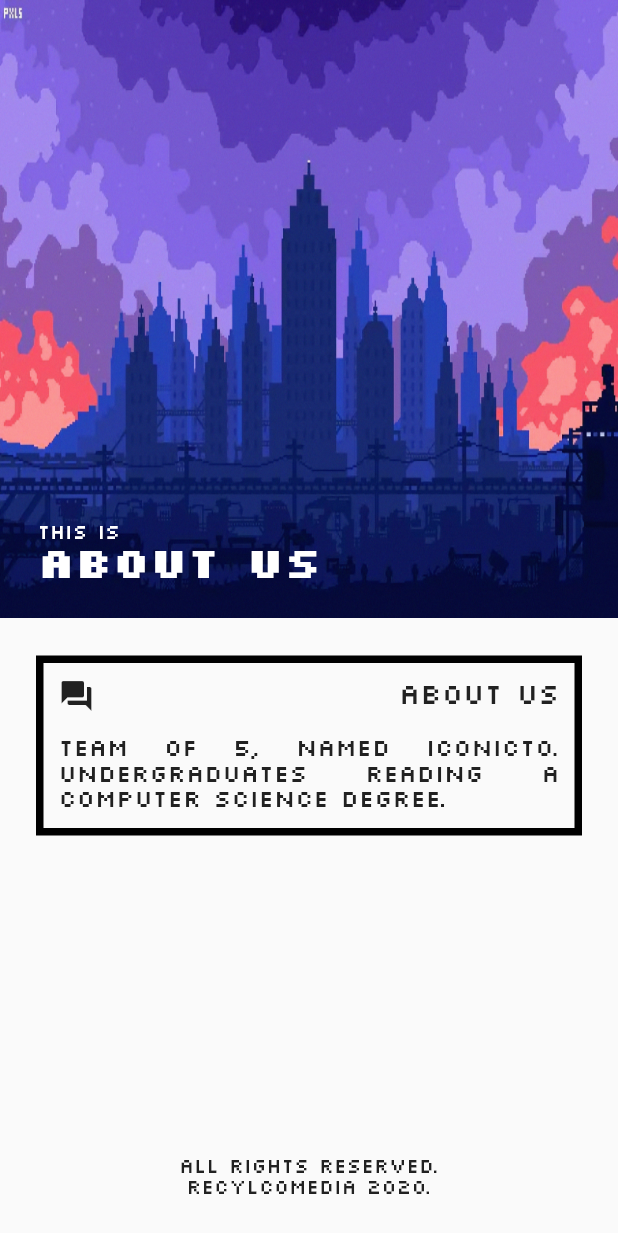
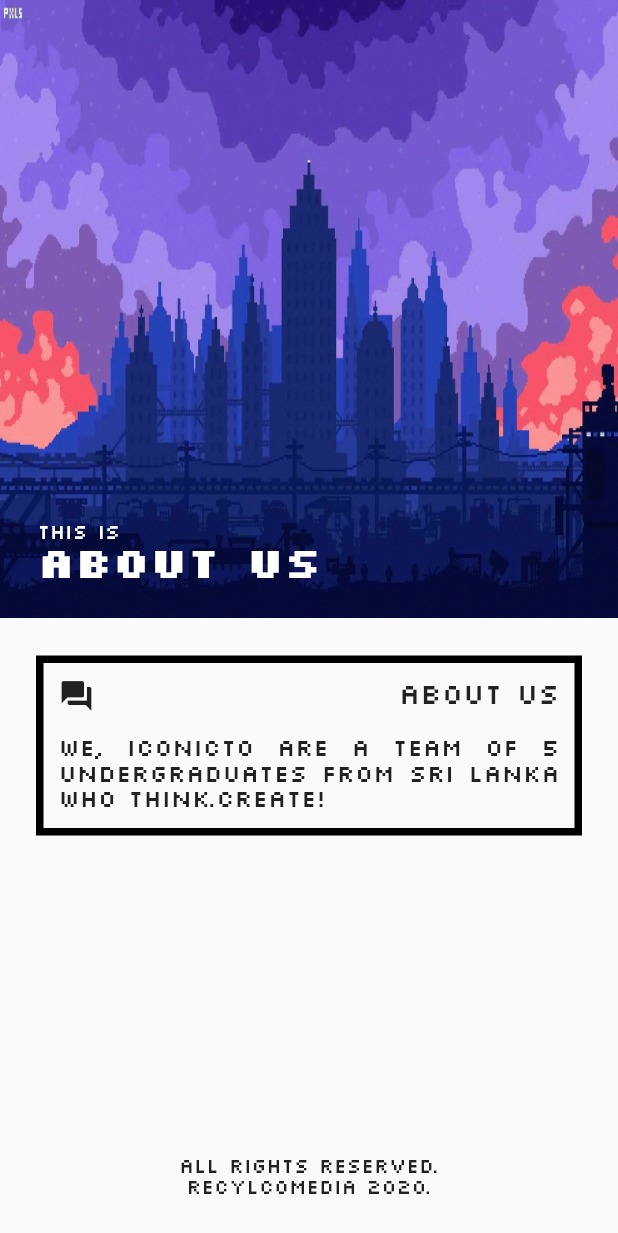
Before and after one commit to Iconicto/recyclomedia, a Flutter app: the AboutUsPage screen opened directly, on a phone screen of 412 x 824 dp. Shown: the top 1233 px of the screen. Run offline on Flutter 3.47's test engine with Material 2 defaults, Android fonts, the phone set to English and light mode, and no system bars; our stand-ins replace audioplayers, dio.

Commit message:
Content edit in about page

```diff
--- a/recyclomedia/lib/pages/aboutus.page.dart
+++ b/recyclomedia/lib/pages/aboutus.page.dart
@@ -97,7 +97,7 @@ class AboutUsPageState extends State<AboutUsPage> {
                               ),
                               Container(
                                 child: Text(
-                                    "Team of 5, named Iconicto. Undergraduates reading a Computer Science degree.",
+                                    "We, Iconicto are a team of 5 undergraduates from Sri Lanka who think.create!",
                                     textAlign: TextAlign.justify,
                                     style: TextStyle(fontSize: 17)),
                               )
--- a/recyclomedia/pubspec.yaml
+++ b/recyclomedia/pubspec.yaml
@@ -61,6 +61,7 @@ flutter:
     - assets/audio/click.wav
     - assets/audio/eventsound.wav
     - assets/audio/pageload.wav
+    - lib/assets/images/isala.jpg
 
   # An image asset can refer to one or more resolution-specific "variants", see
   # https://flutter.dev/assets-and-images/#resolution-aware.
```
Also changed, not shown: recyclomedia/lib/assets/images/isala.jpeg (added), recyclomedia/lib/assets/images/isala.jpg (added).
